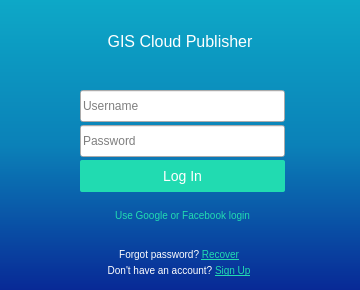
First picture: the form in ui/login.ui, repository giscloud/gis_cloud_publisher_for_qgis, before the edit.
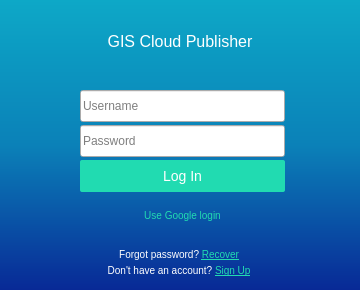
Second picture: the form after the edit. Icons and pictures are not drawn.

Commit message: Remove Facebook SSO

```diff
--- a/ui/login.ui
+++ b/ui/login.ui
@@ -975,7 +975,7 @@
 font-size:10px; background:transparent}</string>
    </property>
    <property name="text">
-    <string>&lt;html&gt;&lt;head/&gt;&lt;body&gt;&lt;p align=&quot;center&quot;&gt;&lt;span style=&quot; text-decoration: none; color:#21DBB1;&quot;&gt;Use Google or Facebook login&lt;/span&gt;&lt;/p&gt;&lt;/body&gt;&lt;/html&gt;</string>
+    <string>&lt;html&gt;&lt;head/&gt;&lt;body&gt;&lt;p align=&quot;center&quot;&gt;&lt;span style=&quot; text-decoration: none; color:#21DBB1;&quot;&gt;Use Google login&lt;/span&gt;&lt;/p&gt;&lt;/body&gt;&lt;/html&gt;</string>
    </property>
    <property name="alignment">
     <set>Qt::AlignLeading|Qt::AlignLeft|Qt::AlignVCenter</set>
```
The commit also changes 5 other files.
